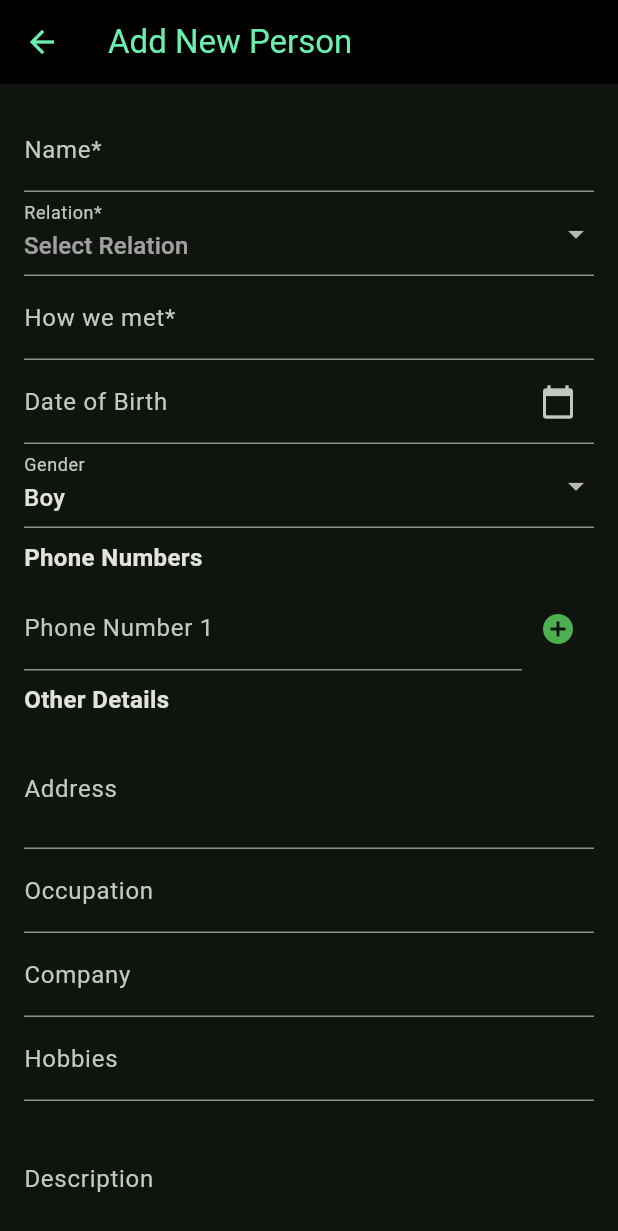
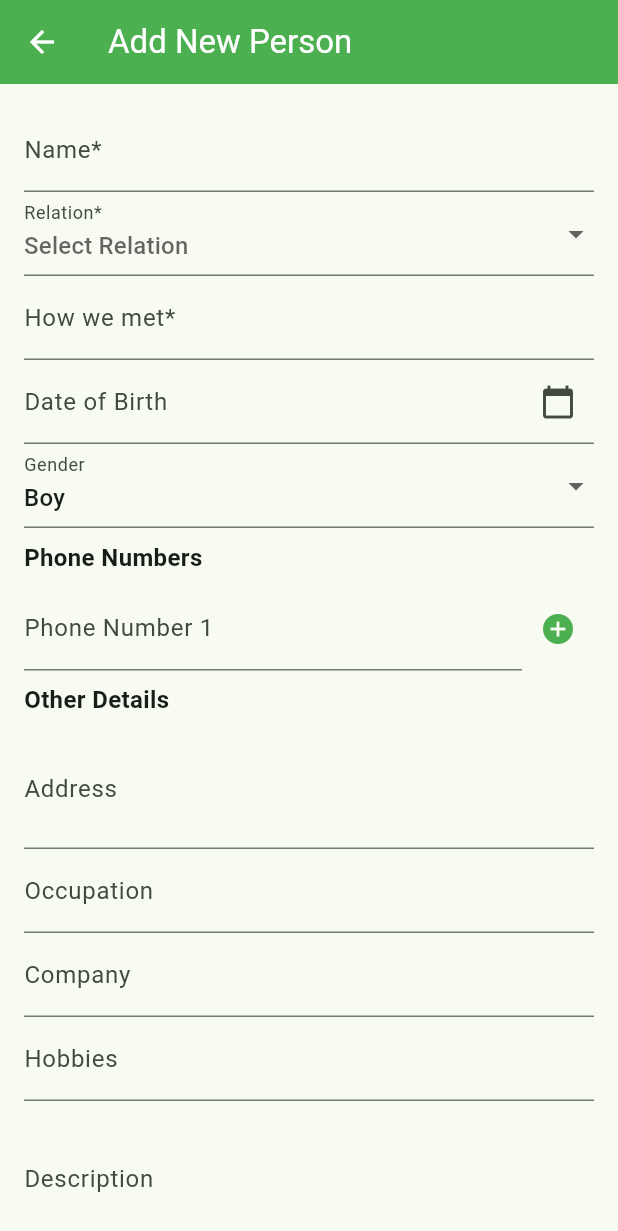
Before and after one commit to ParasPilkhwal/My-Network, a Flutter app: the screen it shows after launch, after a tap on the "add" icon, on a phone screen of 412 x 824 dp. Shown: the top 1231 px of the screen. Run offline on Flutter 3.47's test engine with Material 3 defaults, Android fonts, the phone set to English and light mode, and no system bars; our stand-ins replace font_awesome_flutter, shared_preferences.

Commit message:
theme and triple dot option

```diff
--- a/lib/home_screen.dart
+++ b/lib/home_screen.dart
@@ -1,7 +1,9 @@
 import 'package:flutter/material.dart';
+import 'package:provider/provider.dart';
 import 'person.dart';
 import 'person_form_screen.dart';
 import 'person_detail_screen.dart';
+import 'theme_provider.dart'; // Import the ThemeProvider
 
 enum SortOrder {
   none,
@@ -468,18 +470,13 @@ class _HomeScreenState extends State<HomeScreen> {
   @override
   Widget build(BuildContext context) {
      final uniqueRelations = _people.map((person) => person.relation).toSet().toList(); // Get unique relations here
+     final themeProvider = Provider.of<ThemeProvider>(context); // Access ThemeProvider
 
     return Scaffold(
       appBar: AppBar(
         title: const Text('My Networks'),
         actions: [
            IconButton(
-            icon: Icon(_getSortIcon()),
-            onPressed: _showSortOptionsDialog,
-            tooltip: _getSortTooltip(),
-          ),
-          // Combined filter and search functionality in one icon/widget
-          IconButton(
             icon: const Icon(Icons.search),
             onPressed: () {
               showSearch<void>(
@@ -492,6 +489,28 @@ class _HomeScreenState extends State<HomeScreen> {
             },
              tooltip: 'Search or Filter',
           ),
+           PopupMenuButton<String>(
+            icon: const Icon(Icons.more_vert),
+            onSelected: (String result) {
+              if (result == 'sort') {
+                _showSortOptionsDialog();
+              } else if (result == 'toggleTheme') {
+                 // Toggle theme using the ThemeProvider
+                 themeProvider.toggleTheme(themeProvider.themeMode == ThemeMode.dark ? ThemeMode.light : ThemeMode.dark);
+              }
+            },
+            itemBuilder: (BuildContext context) => <PopupMenuEntry<String>>[
+              const PopupMenuItem<String>(
+                value: 'sort',
+                child: Text('Sort'),
+              ),
+              PopupMenuItem<String>(
+                value: 'toggleTheme',
+                 // Display the correct theme toggle text
+                child: Text(themeProvider.themeMode == ThemeMode.dark ? 'Switch to Light Mode' : 'Switch to Dark Mode'),
+              ),
+            ],
+          ),
         ],
       ),
       body: ListView.builder(
@@ -500,10 +519,11 @@ class _HomeScreenState extends State<HomeScreen> {
           final person = _filteredPeople[index];
           return Card(
             color: Colors.green[900], // Set card background color to green
-            margin: const EdgeInsets.symmetric(horizontal: 8.0, vertical: 4.0),
+            margin: const EdgeInsets.symmetric(horizontal: 12.0, vertical: 6.0), // Increased margin
             child: ListTile(
-              title: Text(person.name, style: TextStyle(color: Colors.white)),
-              subtitle: Text('${person.relation} - ${person.howWeMet}', style: TextStyle(color: Colors.white70)),
+              contentPadding: const EdgeInsets.symmetric(horizontal: 16.0, vertical: 10.0), // Increased padding
+              title: Text(person.name, style: TextStyle(color: Colors.white, fontSize: 18.0)), // Increased font size
+              subtitle: Text('${person.relation} - ${person.howWeMet}', style: TextStyle(color: Colors.white70, fontSize: 14.0)), // Increased font size
               onTap: () async {
                 final updatedPerson = await Navigator.push(
                   context,
--- a/lib/main.dart
+++ b/lib/main.dart
@@ -1,5 +1,8 @@
 import 'package:flutter/material.dart';
+import 'package:provider/provider.dart';
 import 'home_screen.dart';
+import 'theme_provider.dart';
+import 'profile_setting_screen.dart'; // Import the ProfileSettingScreen
 
 void main() {
   runApp(const MyApp());
@@ -10,9 +13,29 @@ class MyApp extends StatelessWidget {
 
   @override
   Widget build(BuildContext context) {
+    return ChangeNotifierProvider(
+      create: (context) => ThemeProvider(),
+      child: Consumer<ThemeProvider>(
+        builder: (context, themeProvider, child) {
           return MaterialApp(
             title: 'My Network App',
             theme: ThemeData(
+              brightness: Brightness.light,
+              primarySwatch: Colors.green,
+              colorScheme: ColorScheme.fromSeed(
+                seedColor: Colors.green,
+                brightness: Brightness.light,
+              ),
+              appBarTheme: const AppBarTheme(
+                backgroundColor: Colors.green,
+                foregroundColor: Colors.white,
+              ),
+              floatingActionButtonTheme: const FloatingActionButtonThemeData(
+                backgroundColor: Colors.greenAccent,
+                foregroundColor: Colors.black87,
+              ),
+            ),
+            darkTheme: ThemeData(
               brightness: Brightness.dark,
               primarySwatch: Colors.green,
               colorScheme: ColorScheme.fromSeed(
@@ -28,7 +51,55 @@ class MyApp extends StatelessWidget {
                 foregroundColor: Colors.black87,
               ),
             ),
-      home: const HomeScreen(),
+            themeMode: themeProvider.themeMode,
+            home: const MyNetworkApp(),
+          );
+        },
+      ),
     );
   }
 }
+
+class MyNetworkApp extends StatefulWidget {
+  const MyNetworkApp({super.key});
+
+  @override
+  _MyNetworkAppState createState() => _MyNetworkAppState();
+}
+
+class _MyNetworkAppState extends State<MyNetworkApp> {
+  int _selectedIndex = 0;
+
+  static const List<Widget> _widgetOptions = <Widget>[
+    HomeScreen(),
+    ProfileSettingScreen(), // Use the ProfileSettingScreen widget
+  ];
+
+  void _onItemTapped(int index) {
+    setState(() {
+      _selectedIndex = index;
+    });
+  }
+
+  @override
+  Widget build(BuildContext context) {
+    return Scaffold(
+      body: _widgetOptions.elementAt(_selectedIndex),
+      bottomNavigationBar: BottomNavigationBar(
+        items: const <BottomNavigationBarItem>[
+          BottomNavigationBarItem(
+            icon: Icon(Icons.home),
+            label: 'Home',
+          ),
+          BottomNavigationBarItem(
+            icon: Icon(Icons.settings),
+            label: 'Setting',
+          ),
+        ],
+        currentIndex: _selectedIndex,
+        selectedItemColor: Colors.greenAccent,
+        onTap: _onItemTapped,
+      ),
+    );
+  }
+}
--- /dev/null
+++ b/lib/theme_provider.dart
@@ -0,0 +1,37 @@
+import 'package:flutter/material.dart';
+import 'package:shared_preferences/shared_preferences.dart';
+
+class ThemeProvider with ChangeNotifier {
+  ThemeMode _themeMode = ThemeMode.system; // Default to system theme
+
+  ThemeMode get themeMode => _themeMode;
+
+  ThemeProvider() {
+    _loadThemePreference();
+  }
+
+  void toggleTheme(ThemeMode themeMode) {
+    _themeMode = themeMode;
+    _saveThemePreference(themeMode);
+    notifyListeners();
+  }
+
+  void _loadThemePreference() async {
+    SharedPreferences prefs = await SharedPreferences.getInstance();
+    String? themeString = prefs.getString('themeMode');
+    if (themeString == 'light') {
+      _themeMode = ThemeMode.light;
+    } else if (themeString == 'dark') {
+      _themeMode = ThemeMode.dark;
+    } else {
+      _themeMode = ThemeMode.system; // Default to system if no preference or system
+    }
+    notifyListeners();
+  }
+
+  void _saveThemePreference(ThemeMode themeMode) async {
+    SharedPreferences prefs = await SharedPreferences.getInstance();
+    String themeString = themeMode == ThemeMode.light ? 'light' : 'dark';
+    await prefs.setString('themeMode', themeString);
+  }
+}
--- a/pubspec.yaml
+++ b/pubspec.yaml
@@ -37,6 +37,8 @@ dependencies:
   url_launcher: ^6.3.2
   font_awesome_flutter: ^10.8.0
   intl: ^0.20.2
+  shared_preferences: ^2.5.3
+  provider: ^6.1.5
 
 dev_dependencies:
   flutter_test:
```
Also changed, not shown: lib/profile_setting_screen.dart (added, +124 -0 lines), pubspec.lock. Lines whose indentation alone changed are shown as unchanged.
